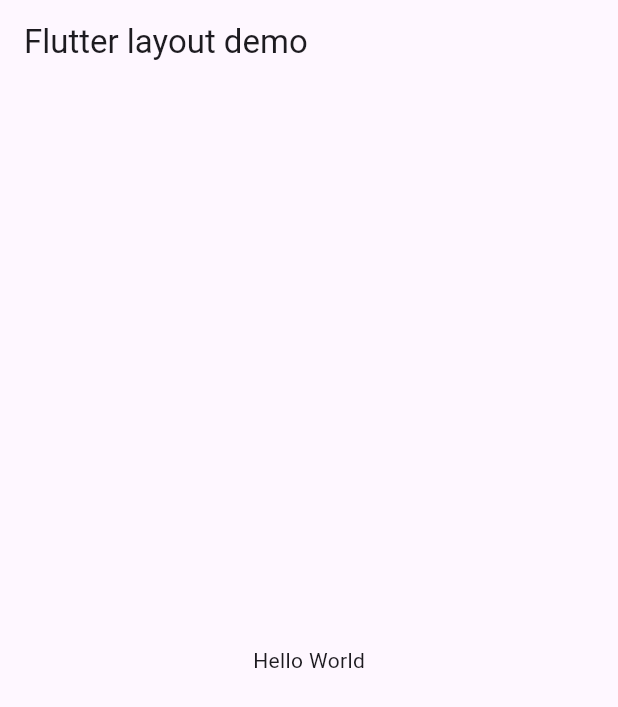
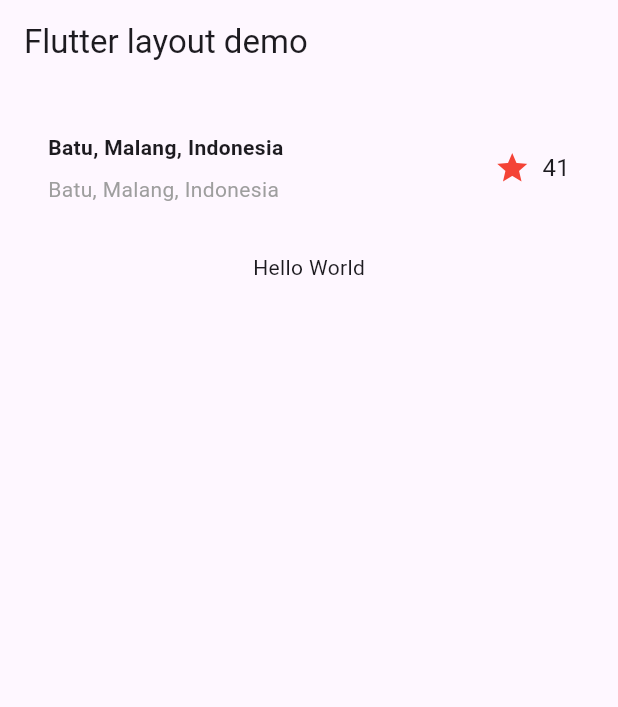
Before and after one commit to 03Yuma/Mobile_smt5, a Flutter app: the screen it shows after launch, on a phone screen of 412 x 824 dp. Shown: the top 707 px of the screen. Run offline on Flutter 3.47's test engine with Material 3 defaults, Android fonts, the phone set to English and light mode, and no system bars.

Commit message:
praktikum 1

```diff
--- a/layout_flutter/layout_flutter/lib/main.dart
+++ b/layout_flutter/layout_flutter/lib/main.dart
@@ -7,14 +7,63 @@ class MyApp extends StatelessWidget {
 
   @override
   Widget build(BuildContext context) {
+    Widget titleSection = Container(
+    padding: const EdgeInsets.all(32),
+    child: Row(
+      children: [
+        Expanded(
+          /* soal 1*/
+          child: Column(
+            crossAxisAlignment: CrossAxisAlignment.start,
+            children: [
+              /* soal 2*/
+              Container(
+                padding: const EdgeInsets.only(bottom: 8),
+                child: const Text(
+                  'Batu, Malang, Indonesia',
+                  style: TextStyle(
+                    fontWeight: FontWeight.bold,
+                  ),
+                ),
+              ),
+              const Text(
+                'Batu, Malang, Indonesia',
+                style: TextStyle(
+                  color: Colors.grey),
+              ),
+            ],
+          ),
+        ),
+        /* soal 3*/
+        const Icon(
+        Icons.star,
+          color: Colors.red,
+        ),
+        const SizedBox(width: 8),
+        const Text(
+          '41',
+          style: TextStyle(
+            fontSize: 16,
+          ),
+        ),
+      ],
+    ),
+  );
+
     return MaterialApp(
-      title: 'Flutter layout: Nama dan NIM Anda',
+      title: 'Flutter layout: Yuma Rakha Samodra Sikayo dan 2241720194',
       home: Scaffold(
         appBar: AppBar(
           title: const Text('Flutter layout demo'),
         ),
-        body: const Center(
-          child: Text('Hello World'),
+        body: Column(
+          crossAxisAlignment: CrossAxisAlignment.center,
+          children: [
+            titleSection,
+            const Center(
+              child: Text('Hello World'),
+            ),
+          ],
         ),
       ),
     );
--- a/layout_flutter/layout_flutter/pubspec.yaml
+++ b/layout_flutter/layout_flutter/pubspec.yaml
@@ -59,8 +59,8 @@ flutter:
   uses-material-design: true
 
   # To add assets to your application, add an assets section, like this:
-  # assets:
-  #   - images/a_dot_burr.jpeg
+  assets:
+    - D:\Polinema\Tugas Kuliah\Semester 5\Mobile\Mobile_smt5\layout_flutter\layout_flutter\images\Brantas.jpeg
   #   - images/a_dot_ham.jpeg
 
   # An image asset can refer to one or more resolution-specific "variants", see
```
Also changed, not shown: layout_flutter/layout_flutter/images/Brantas.jpeg (added).
